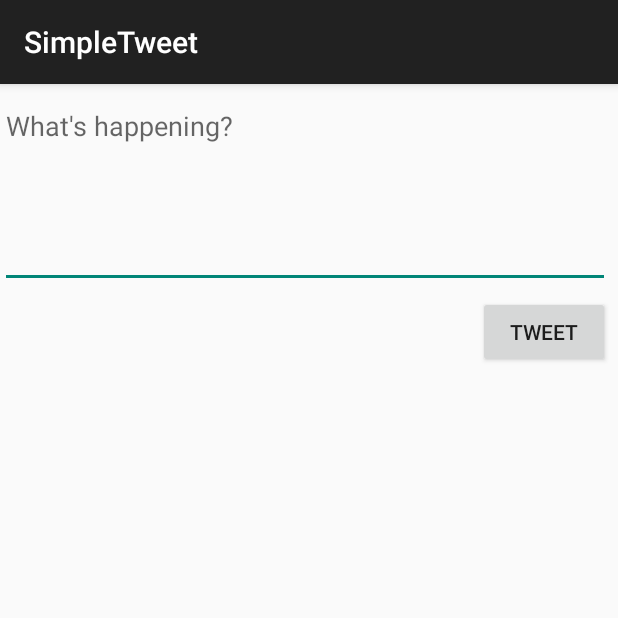
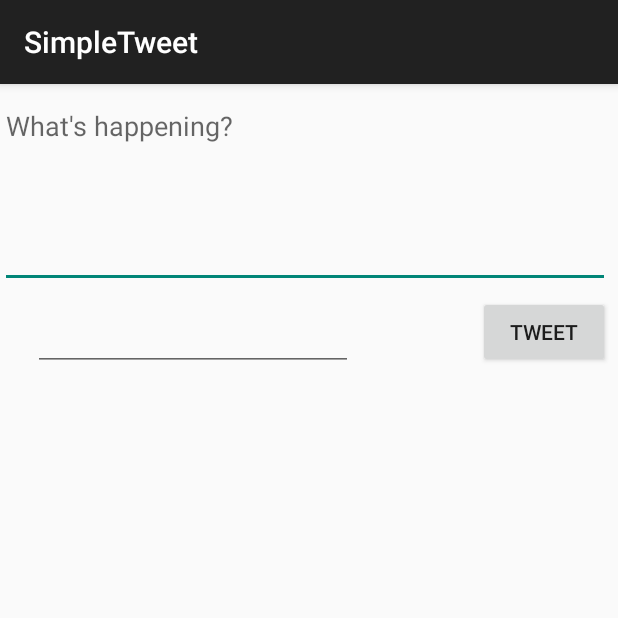
Before and after one commit to AndrejsinD/twitter, an Android app: the ComposeActivity screen opened directly, with no data from a screen before it, on a phone screen of 412 x 824 dp, the top half of it. Run offline under Robolectric (Android 15) with nearby library versions, the phone set to English and light mode, and no system bars; our stand-ins replace Room's generated code; libraries missing offline, so code that uses them is left out: com.codepath.asynchttpclient, com.facebook.stetho, org.parceler; 1 statement that could not run was skipped.

Commit message:
Finished required stories + walkthrough

```diff
--- a/app/src/main/java/com/codepath/apps/restclienttemplate/ComposeActivity.java
+++ b/app/src/main/java/com/codepath/apps/restclienttemplate/ComposeActivity.java
@@ -5,10 +5,12 @@ import androidx.appcompat.app.AppCompatActivity;
 import android.content.Intent;
 import android.os.Bundle;
 import android.text.Editable;
+import android.text.TextWatcher;
 import android.util.Log;
 import android.view.View;
 import android.widget.Button;
 import android.widget.EditText;
+import android.widget.TextView;
 import android.widget.Toast;
 
 import com.codepath.apps.restclienttemplate.models.Tweet;
@@ -22,11 +24,11 @@ import okhttp3.Headers;
 public class ComposeActivity extends AppCompatActivity {
 
     public static final String TAG = "ComposeActivity";
-    public static final int MAX_TWEET_LENGTH = 140;
+    public static final int MAX_TWEET_LENGTH = 280;
 
     EditText etCompose;
     Button btnTweet;
-
+    TextView tvDisplay;
     TwitterClient client;
 
     @Override
@@ -37,6 +39,31 @@ public class ComposeActivity extends AppCompatActivity {
         client = TwitterApp.getRestClient(this);
 
         etCompose = findViewById(R.id.etCompose);
+        tvDisplay = findViewById(R.id.tvDisplay);
+        etCompose.addTextChangedListener(new TextWatcher() {
+            @Override
+            public void onTextChanged(CharSequence s, int start, int before, int count) {
+                // Fires right as the text is being changed (even supplies the range of text)
+                tvDisplay.setText(MAX_TWEET_LENGTH - s.length() + "/" + MAX_TWEET_LENGTH);
+            }
+
+            @Override
+            public void beforeTextChanged(CharSequence s, int start, int count,
+                                          int after) {
+                // Fires right before text is changing
+            }
+
+            @Override
+            public void afterTextChanged(Editable s) {
+                // Fires right after the text has changed
+                if(s.length() > MAX_TWEET_LENGTH){
+                    btnTweet.setEnabled(false);
+                }
+                if(s.length() <= MAX_TWEET_LENGTH){
+                    btnTweet.setEnabled(true);
+                }
+            }
+        });
         btnTweet = findViewById(R.id.btnTweet);
 
         // Set click listener on button
--- a/app/src/main/res/layout/activity_compose.xml
+++ b/app/src/main/res/layout/activity_compose.xml
@@ -30,4 +30,18 @@
         android:layout_marginTop="5dp"
         android:layout_marginEnd="5dp"
         android:text="@string/tweet" />
+
+    <EditText
+        android:id="@+id/tvDisplay"
+        android:layout_width="wrap_content"
+        android:layout_height="wrap_content"
+        android:layout_below="@+id/etCompose"
+        android:layout_alignParentStart="true"
+        android:layout_marginStart="22dp"
+        android:layout_marginTop="10dp"
+        android:layout_marginEnd="83dp"
+        android:layout_toStartOf="@+id/btnTweet"
+        android:ems="10"
+        android:inputType="number"
+        tools:text="140/280" />
 </RelativeLayout>
```
Also changed, not shown: 1 other file.
